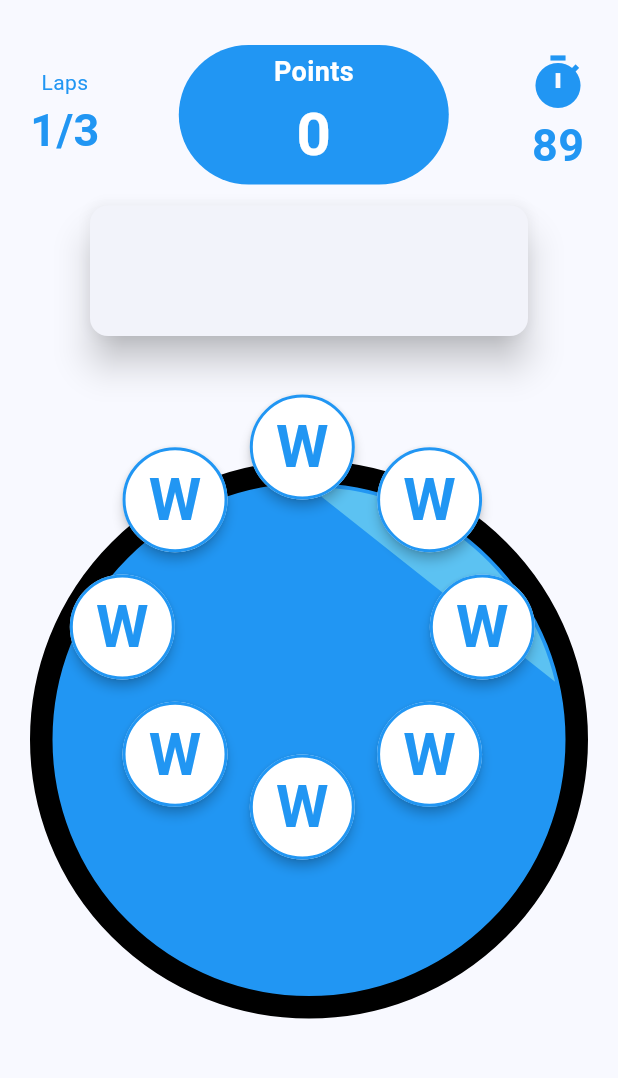
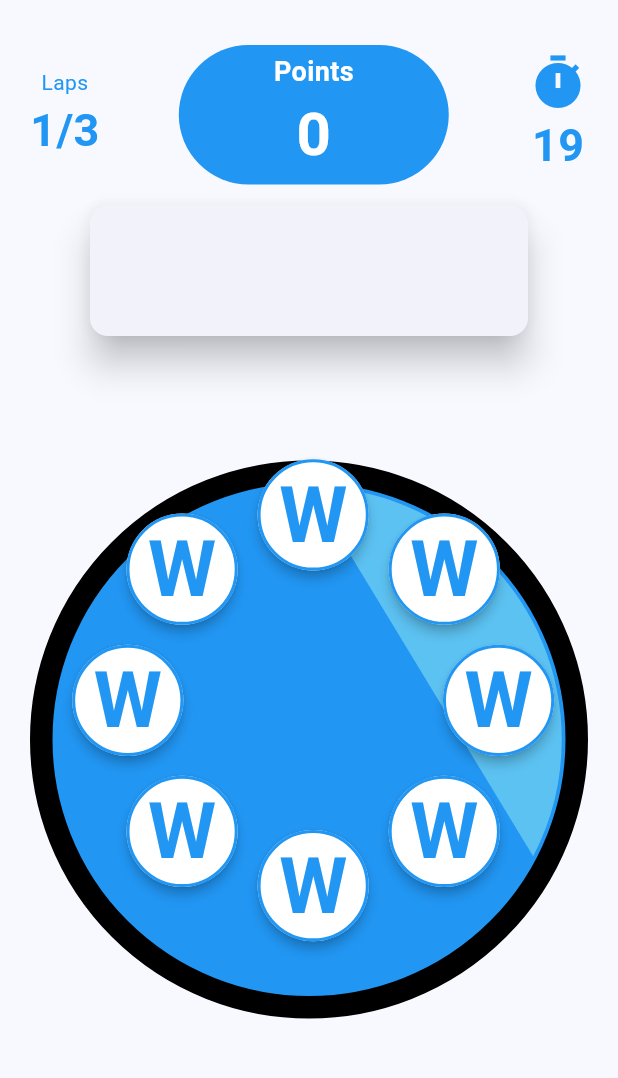
Before and after one commit to Ayush7901/houseparty_app, a Flutter app: the screen it shows after launch, after a tap on "Start Game", on a phone screen of 412 x 824 dp, the part 84-1162 px from its top. Run offline on Flutter 3.47's test engine with Material 3 defaults, Android fonts, the phone set to English and light mode, and no system bars; missing offline and left inert: dictionaryx.

Commit message:
made the positioning responsive, fixed the points part

```diff
--- a/frontend/lib/game/countdown_screen.dart
+++ b/frontend/lib/game/countdown_screen.dart
@@ -2,6 +2,12 @@ import 'dart:async';
 import 'package:flutter/material.dart';
 
 class CountdownScreen extends StatefulWidget {
+  final Function finishCountDown;
+
+  const CountdownScreen({super.key, required this.finishCountDown});
+
+
+
   @override
   _CountdownScreenState createState() => _CountdownScreenState();
 }
@@ -22,6 +28,7 @@ class _CountdownScreenState extends State<CountdownScreen> {
           count--;
         } else {
           timer.cancel();
+          // widget.finishCountDown();
           // Navigate to the next screen after the countdown finishes
           Navigator.pop(
             context,
--- a/frontend/lib/game/game_screen.dart
+++ b/frontend/lib/game/game_screen.dart
@@ -43,7 +43,14 @@ class _GameScreenState extends State<GameScreen> {
   var dMSAJson = DictionaryMSAFlutter();
   int lastPressedTime = 0;
   int points = 0;
+  bool isCountdown = false;
   Map<String, Input> inputList = {};
+
+  void finishCountDown(){
+    setState((){
+      isCountdown = false;
+    });
+  }
 
   Future<bool> lookupWord() async {
     bool isValid = await dMSAJson.hasEntry(text.toLowerCase());
@@ -109,9 +116,10 @@ class _GameScreenState extends State<GameScreen> {
         buttonStateList[i].character = generateRandomCharacter();
       }
       lapCounter += 1;
+      isCountdown = true;
       Navigator.push(
         context,
-        MaterialPageRoute(builder: (context) => CountdownScreen()),
+        MaterialPageRoute(builder: (context) => CountdownScreen(finishCountDown:finishCountDown)),
       );
     });
   }
@@ -169,6 +177,7 @@ class _GameScreenState extends State<GameScreen> {
                     getLapCounter: getLapCounter,
                     setTimerPct: setTimerPct,
                     inputList: inputList,
+                    isCountdown:isCountdown,
                   ),
                 ],
               ),
--- a/frontend/lib/game/points_screen.dart
+++ b/frontend/lib/game/points_screen.dart
@@ -43,7 +43,11 @@ class PointsScreen extends StatelessWidget {
                           // final inputData = inputList[key];
                           return ListTile(
                             title: Text(word),
-                            trailing: Text('${inputList[key]?.pointsData}'),
+                            trailing: Text(
+                              '${inputList[word]?.pointsData}',
+                              style: TextStyle(
+                                  fontSize: 14, fontWeight: FontWeight.w500),
+                            ),
                           );
                         },
                       ),
--- a/frontend/lib/game/positioned_button.dart
+++ b/frontend/lib/game/positioned_button.dart
@@ -38,13 +38,23 @@ class _PositionedButtonState extends State<PositionedButton> {
 
   @override
   Widget build(BuildContext context) {
-    const double circleRadius = 120; // Radius of the circle
-    final double centerX = 175; // X coordinate of the circle center
-    final double centerY = 180; // Y coordinate of the circle center
-    final double buttonX =
-        centerX + circleRadius * cos(widget.angle) - widget.buttonRadius;
-    final double buttonY =
-        centerY + circleRadius * sin(widget.angle) - widget.buttonRadius;
+    // const double circleRadius = 120; // Radius of the circle
+    // final double centerX = 175; // X coordinate of the circle center
+    // final double centerY = 180; // Y coordinate of the circle center
+    const double circleRadius =
+        0.3; // Proportion of screen width for circle radius
+    final double buttonRadius =
+        0.09; // Proportion of screen width for button radius
+    final double centerX = MediaQuery.of(context).size.width /
+        2.3; // X coordinate of the circle center
+    final double centerY = MediaQuery.of(context).size.height / 3.6; // Y coordinate of the circle center
+    final double buttonX = centerX +
+        circleRadius * MediaQuery.of(context).size.width * cos(widget.angle) -
+        buttonRadius * MediaQuery.of(context).size.width;
+    final double buttonY = centerY +
+        circleRadius * MediaQuery.of(context).size.width * sin(widget.angle) -
+        buttonRadius * MediaQuery.of(context).size.width;
+
     return Positioned(
       left: buttonX,
       top: buttonY,
@@ -66,7 +76,7 @@ class _PositionedButtonState extends State<PositionedButton> {
           backgroundColor: widget.buttonColor,
           shape: const CircleBorder(), // Make button circular
           elevation: 3, // Button elevation
-          minimumSize: Size(widget.buttonRadius * 2, widget.buttonRadius * 2),
+          minimumSize: Size(buttonRadius * MediaQuery.of(context).size.width * 2, buttonRadius * MediaQuery.of(context).size.width * 2),
           side: BorderSide(
             color: widget.buttonState.correctState == -1
                 ? (widget.buttonState.isPressed
@@ -88,7 +98,7 @@ class _PositionedButtonState extends State<PositionedButton> {
                 : (widget.buttonState.correctState == 1
                     ? Colors.green
                     : Colors.red),
-            fontSize: widget.fontSize,
+            fontSize: buttonRadius * MediaQuery.of(context).size.width * 2 * 0.7, // Adjust font size as needed
             fontWeight: FontWeight.bold,
           ),
         ),
--- a/frontend/lib/game/timer.dart
+++ b/frontend/lib/game/timer.dart
@@ -8,12 +8,14 @@ class LapTimer extends StatefulWidget {
   final Function getLapCounter;
   final Function setTimerPct;
   final Map<String, Input> inputList;
+  final bool isCountdown;
   const LapTimer(
       {super.key,
       required this.incrementLap,
       required this.getLapCounter,
       required this.setTimerPct,
-      required this.inputList});
+      required this.inputList,
+      required this.isCountdown});
 
   @override
   State<LapTimer> createState() => _LapTimerState();
@@ -21,16 +23,21 @@ class LapTimer extends StatefulWidget {
 
 class _LapTimerState extends State<LapTimer> {
   // final interval = const Duration(seconds: 1);
-  var timerMaxSeconds = 90;
+  var timerMaxSeconds = 20;
   int currentSeconds = 0;
   String get timerText =>
       ((timerMaxSeconds - currentSeconds)).toString().padLeft(2, '0');
 
   void startTimeout() {
     // var duration = Duration(milliseconds: milliseconds);
+
     Timer.periodic(const Duration(seconds: 1), (timer) {
       setState(() {
         // print(timer.tick);
+        // print(widget.isCountdown);
+        // if (widget.isCountdown) {
+        //   timer.cancel();
+        // }
         currentSeconds = timer.tick;
         widget.setTimerPct((timerMaxSeconds - currentSeconds) * 1.0);
         if (timer.tick >= timerMaxSeconds) {
@@ -44,7 +51,7 @@ class _LapTimerState extends State<LapTimer> {
             );
           } else {
             widget.incrementLap();
-            timerMaxSeconds += 90;
+            timerMaxSeconds += 20;
           }
         }
       });
```
